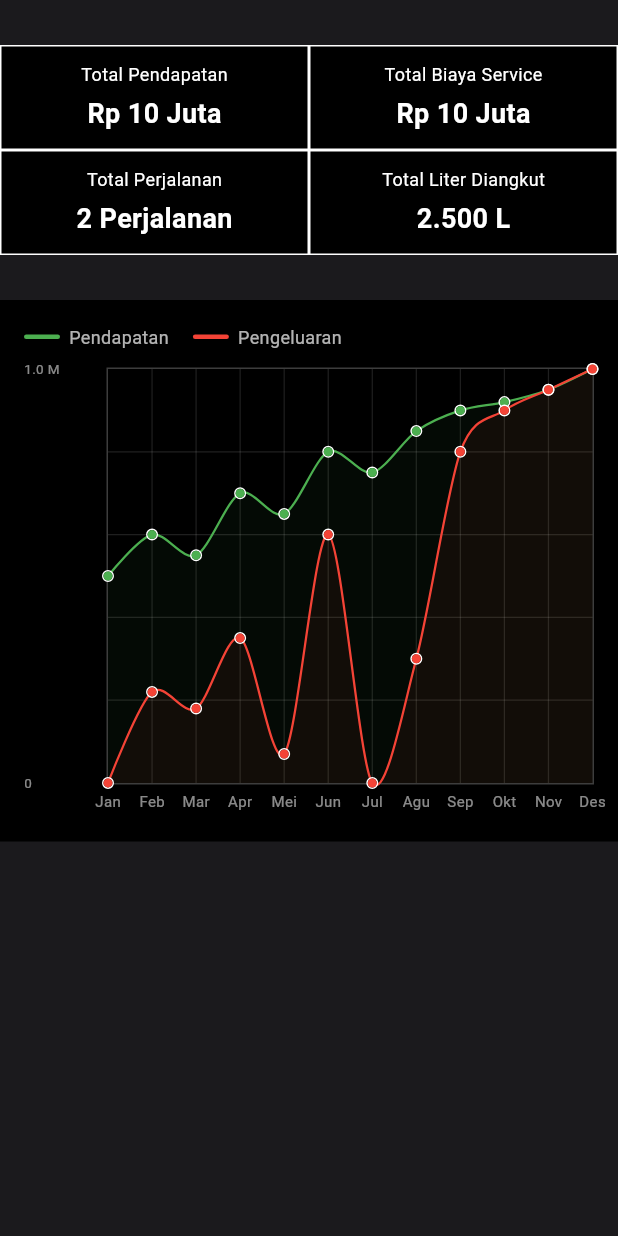
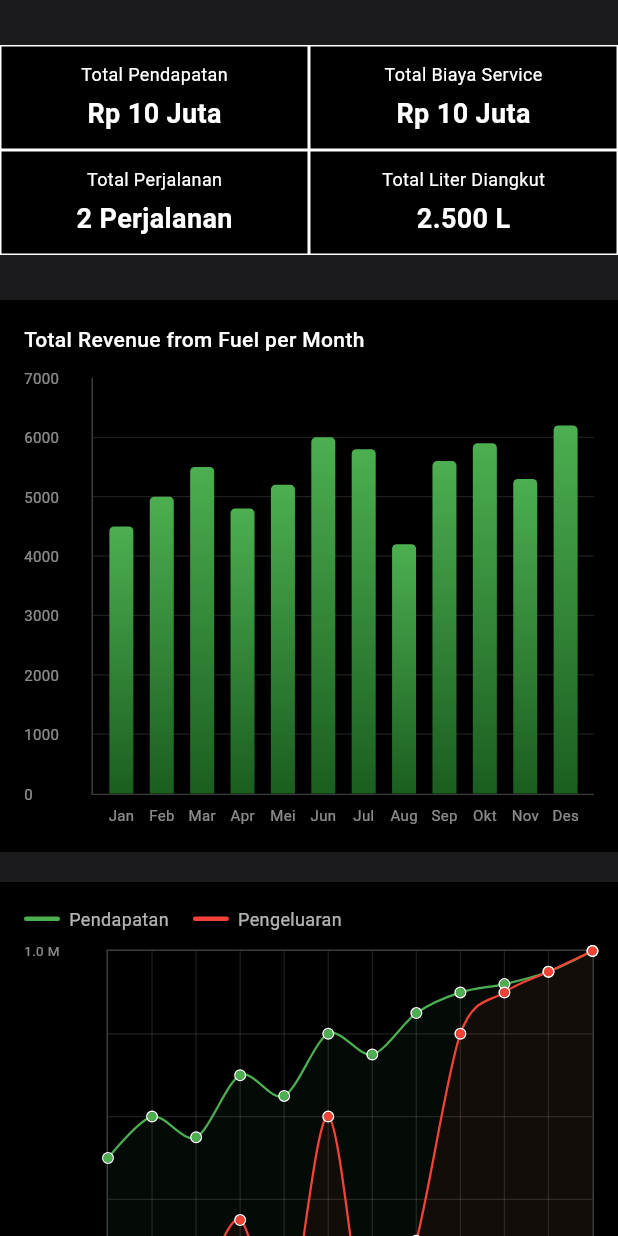
Before and after one commit to ALVIANRML/Petro-Fleet, a Flutter app: the HomePage screen opened directly, on a phone screen of 412 x 824 dp. Run offline on Flutter 3.47's test engine with Material 3 defaults, Android fonts, the phone set to English and light mode, and no system bars; drawn by our look-alikes of fl_chart; our stand-ins replace awesome_dialog.

Commit message:
tambahin barchart

```diff
--- a/lib/pages/HomePageComponent/HomePage.dart
+++ b/lib/pages/HomePageComponent/HomePage.dart
@@ -1,6 +1,7 @@
 import 'package:flutter/material.dart';
 import './line_chart.dart';
 import './stat_box.dart';
+import './bar_chart.dart';
 
 class HomePage extends StatelessWidget {
   const HomePage({super.key});
@@ -9,7 +10,8 @@ class HomePage extends StatelessWidget {
   Widget build(BuildContext context) {
     return Scaffold(
       backgroundColor: const Color(0xFF1B1A1D),
-      body: Column(
+      body: SingleChildScrollView(
+        child: Column(
           mainAxisSize: MainAxisSize.min,
           children: [
             const SizedBox(height: 30),
@@ -17,7 +19,10 @@ class HomePage extends StatelessWidget {
             Row(
               children: const [
                 Expanded(
-                child: StatBox(title: "Total Pendapatan", value: "Rp 10 Juta"),
+                  child: StatBox(
+                    title: "Total Pendapatan",
+                    value: "Rp 10 Juta",
+                  ),
                 ),
                 Expanded(
                   child: StatBox(
@@ -36,13 +41,19 @@ class HomePage extends StatelessWidget {
                   ),
                 ),
                 Expanded(
-                child: StatBox(title: "Total Liter Diangkut", value: "2.500 L"),
+                  child: StatBox(
+                    title: "Total Liter Diangkut",
+                    value: "2.500 L",
+                  ),
                 ),
               ],
             ),
             const SizedBox(height: 30),
+            const BarChartWidget(),
+            const SizedBox(height: 20),
             const LineCharetWidget(),
           ],
+        ),
       ),
     );
   }
--- /dev/null
+++ b/lib/pages/HomePageComponent/bar_chart.dart
@@ -0,0 +1,162 @@
+import 'package:flutter/material.dart';
+import 'package:fl_chart/fl_chart.dart';
+
+class BarChartWidget extends StatelessWidget {
+  const BarChartWidget({super.key});
+
+  @override
+  Widget build(BuildContext context) {
+    return Container(
+      padding: const EdgeInsets.all(16),
+      color: Colors.black,
+      width: MediaQuery.of(context).size.width,
+      child: Column(
+        crossAxisAlignment: CrossAxisAlignment.start,
+        children: [
+          const Text(
+            'Total Revenue from Fuel per Month',
+            style: TextStyle(
+              color: Colors.white,
+              fontSize: 14,
+              fontWeight: FontWeight.w500,
+            ),
+          ),
+          const SizedBox(height: 16),
+          SizedBox(
+            height: 300,
+            child: BarChart(
+              BarChartData(
+                minY: 0,
+                maxY: 7000,
+                backgroundColor: Colors.black,
+                gridData: FlGridData(
+                  show: true,
+                  drawVerticalLine: false,
+                  horizontalInterval: 1000,
+                  getDrawingHorizontalLine: (_) =>
+                      FlLine(color: Colors.white12, strokeWidth: 0.8),
+                ),
+                borderData: FlBorderData(
+                  show: true,
+                  border: const Border(
+                    bottom: BorderSide(color: Colors.white24),
+                    left: BorderSide(color: Colors.white24),
+                  ),
+                ),
+                titlesData: FlTitlesData(
+                  bottomTitles: AxisTitles(
+                    sideTitles: SideTitles(
+                      showTitles: true,
+                      getTitlesWidget: (value, meta) {
+                        const months = [
+                          'Jan', 'Feb', 'Mar', 'Apr', 'Mei', 'Jun',
+                          'Jul', 'Aug', 'Sep', 'Okt', 'Nov', 'Des',
+                        ];
+                        final idx = value.toInt();
+                        if (idx >= 0 && idx < months.length) {
+                          return Padding(
+                            padding: const EdgeInsets.only(top: 6),
+                            child: Text(
+                              months[idx],
+                              style: const TextStyle(
+                                color: Colors.white54,
+                                fontSize: 10,
+                              ),
+                            ),
+                          );
+                        }
+                        return const Text('');
+                      },
+                    ),
+                  ),
+                  leftTitles: AxisTitles(
+                    sideTitles: SideTitles(
+                      showTitles: true,
+                      interval: 1000,
+                      reservedSize: 45,
+                      getTitlesWidget: (value, meta) {
+                        return Text(
+                          value.toInt().toString(),
+                          style: const TextStyle(
+                            color: Colors.white54,
+                            fontSize: 10,
+                          ),
+                        );
+                      },
+                    ),
+                  ),
+                  topTitles: const AxisTitles(
+                      sideTitles: SideTitles(showTitles: false)),
+                  rightTitles: const AxisTitles(
+                      sideTitles: SideTitles(showTitles: false)),
+                ),
+                barTouchData: BarTouchData(
+                  touchTooltipData: BarTouchTooltipData(
+                    getTooltipItem: (group, groupIndex, rod, rodIndex) {
+                      const months = [
+                        'Jan', 'Feb', 'Mar', 'Apr', 'Mei', 'Jun',
+                        'Jul', 'Aug', 'Sep', 'Okt', 'Nov', 'Des',
+                      ];
+                      return BarTooltipItem(
+                        '${months[group.x]}\n${rod.toY.toInt()}',
+                        const TextStyle(
+                          color: Colors.white,
+                          fontSize: 11,
+                          fontWeight: FontWeight.bold,
+                        ),
+                      );
+                    },
+                  ),
+                ),
+                barGroups: _buildBarGroups(),
+              ),
+            ),
+          ),
+        ],
+      ),
+    );
+  }
+
+  List<BarChartGroupData> _buildBarGroups() {
+    // Ganti data ini sesuai kebutuhan
+    const data = [
+      4500.0, // Jan
+      5000.0, // Feb
+      5500.0, // Mar
+      4800.0, // Apr
+      5200.0, // Mei
+      6000.0, // Jun
+      5800.0, // Jul
+      4200.0, // Aug
+      5600.0, // Sep
+      5900.0, // Okt
+      5300.0, // Nov
+      6200.0, // Des
+    ];
+
+    return List.generate(data.length, (index) {
+      return BarChartGroupData(
+        x: index,
+        barRods: [
+          BarChartRodData(
+            toY: data[index],
+            width: 16,
+            borderRadius: const BorderRadius.only(
+              topLeft: Radius.circular(3),
+              topRight: Radius.circular(3),
+            ),
+            // Gradient hijau seperti di gambar
+            gradient: const LinearGradient(
+              begin: Alignment.bottomCenter,
+              end: Alignment.topCenter,
+              colors: [
+                Color(0xFF1B5E20), // hijau gelap di bawah
+                Color(0xFF4CAF50), // hijau terang di atas
+              ],
+            ),
+          ),
+        ],
+      );
+    });
+  }
+}
```
Also changed, not shown: 1 other file. Lines whose indentation alone changed are shown as unchanged.
